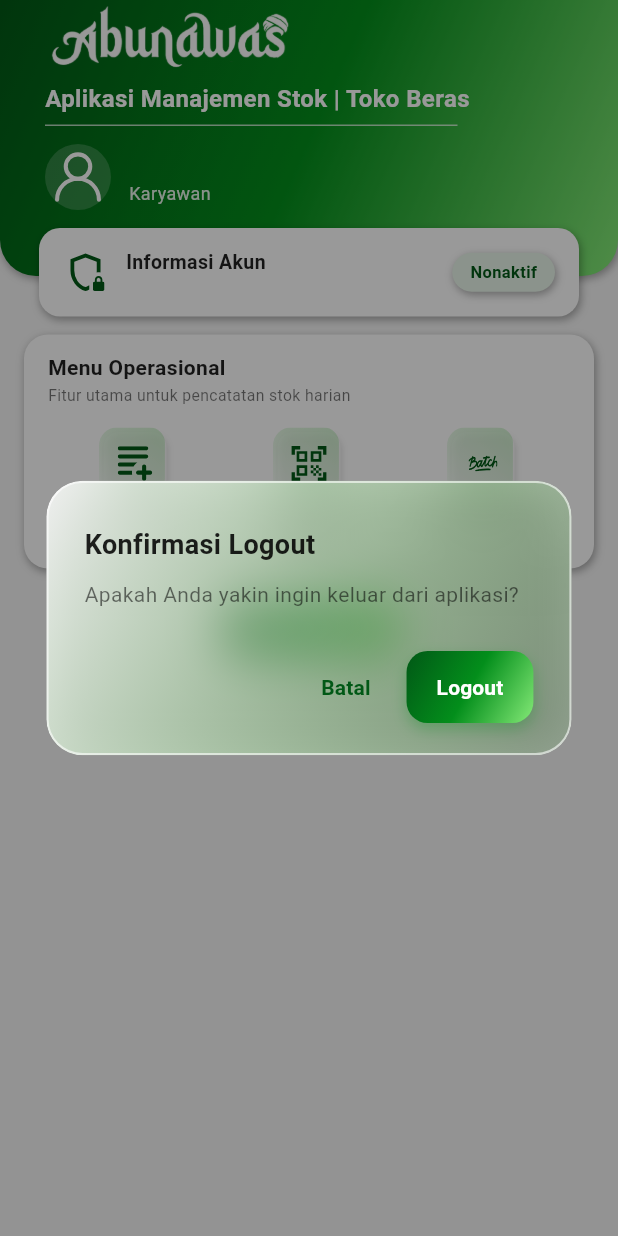
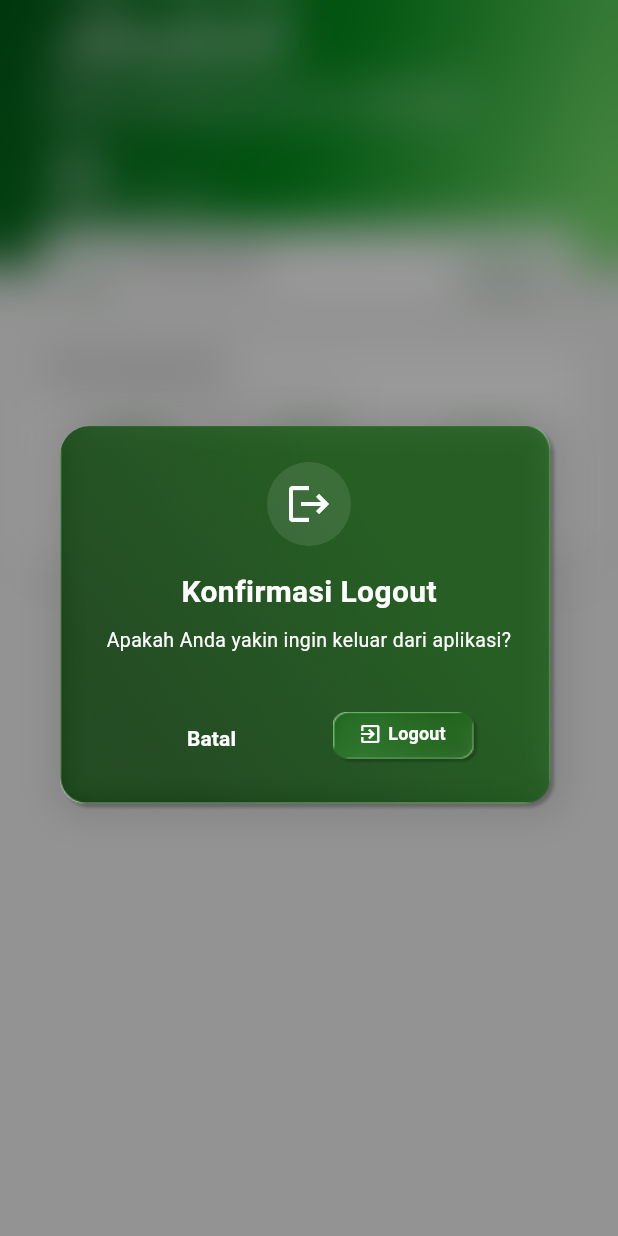
Before and after one commit to Bayusukmoadji/toko_abunawas_apk, a Flutter app: the DashboardPage screen opened directly with empty values, after a tap on "Logout", on a phone screen of 412 x 824 dp. Run offline on Flutter 3.47's test engine with Material 3 defaults, Android fonts, the phone set to English and light mode, and no system bars; our stand-ins replace cloud_firestore, firebase_auth, firebase_core, flutter_svg, pdf, printing and 1 more; missing offline and left inert: mobile_scanner; accounts and stored records are empty.

Commit message:
first commit

```diff
--- a/lib/features/auth/login_page.dart
+++ b/lib/features/auth/login_page.dart
@@ -253,7 +253,7 @@ class _LoginPageState extends State<LoginPage> {
                             children: [
                               Positioned.fill(
                                 child: Image.asset(
-                                  'assets/login/glasscard.png',
+                                  'assets/login/glasscard.png', // Dikembalikan ke glasscard.png
                                   fit: BoxFit.fill,
                                 ),
                               ),
@@ -278,9 +278,14 @@ class _LoginPageState extends State<LoginPage> {
                                                   Colors.white),
                                         ),
                                       )
-                                    : const Row(
+                                    : const SingleChildScrollView(
+                                        // Ditambahkan agar tidak ada overflow saat animasi
+                                        scrollDirection: Axis.horizontal,
+                                        physics: NeverScrollableScrollPhysics(),
+                                        child: Row(
                                           mainAxisAlignment:
                                               MainAxisAlignment.center,
+                                          mainAxisSize: MainAxisSize.min,
                                           children: [
                                             Icon(Icons.login_rounded,
                                                 size: 14, color: Colors.white),
@@ -291,6 +296,7 @@ class _LoginPageState extends State<LoginPage> {
                                                     fontWeight: FontWeight.bold,
                                                     fontSize: 12)),
                                           ],
+                                        ),
                                       ),
                               ),
                             ],
--- a/lib/features/dashboard/dashboard_page.dart
+++ b/lib/features/dashboard/dashboard_page.dart
@@ -49,7 +49,7 @@ class DashboardPage extends StatelessWidget {
     return _isOwner ? 'Pemilik Toko' : 'Karyawan';
   }
 
-  // --- REVISI TOTAL: DIALOG LOGOUT GLASSY & GRADASI ---
+  // --- REVISI TOTAL: DIALOG LOGOUT DENGAN PNG ---
   Future<void> _logout(BuildContext context) async {
     final shouldLogout = await showGeneralDialog<bool>(
       context: context,
@@ -57,133 +57,128 @@ class DashboardPage extends StatelessWidget {
       barrierLabel: 'Dismiss',
       barrierColor: Colors.black.withOpacity(0.4), // Overlay gelap di belakang
       transitionDuration: const Duration(milliseconds: 300),
-      pageBuilder: (context, anim1, anim2) {
-        return Align(
-          alignment: Alignment.center,
-          child: Material(
-            color: Colors.transparent,
+      pageBuilder: (context, animation, secondaryAnimation) => const SizedBox(),
+      transitionBuilder: (context, animation, secondaryAnimation, child) {
+        return ScaleTransition(
+          scale: CurvedAnimation(parent: animation, curve: Curves.easeOutBack),
+          child: BackdropFilter(
+            filter: ImageFilter.blur(sigmaX: 16, sigmaY: 16),
+            child: Dialog(
+              backgroundColor: Colors.transparent,
+              elevation: 0,
               child: Container(
-              width: MediaQuery.of(context).size.width * 0.85,
-              margin: const EdgeInsets.symmetric(horizontal: 24),
-              // Efek potong agar blur tidak keluar dari sudut melengkung
-              child: ClipRRect(
-                borderRadius: BorderRadius.circular(24),
-                child: BackdropFilter(
-                  filter: ImageFilter.blur(
-                      sigmaX: 16, sigmaY: 16), // Efek Frosted Glass
-                  child: Container(
-                    padding: const EdgeInsets.fromLTRB(24, 28, 24, 20),
+                padding: const EdgeInsets.all(24),
                 decoration: BoxDecoration(
-                      // Latar belakang semitransparan (putih dengan sentuhan hijau super tipis)
-                      gradient: LinearGradient(
-                        colors: [
-                          Colors.white.withOpacity(0.85),
-                          const Color(0xFF84E977).withOpacity(0.15),
-                        ],
-                        begin: Alignment.topLeft,
-                        end: Alignment.bottomRight,
+                  image: const DecorationImage(
+                    image: AssetImage('assets/stockout/bgpop.png'),
+                    fit: BoxFit.cover,
                   ),
-                      borderRadius: BorderRadius.circular(24),
-                      // Border putih tipis bercahaya khas efek kaca
-                      border: Border.all(
-                        color: Colors.white.withOpacity(0.6),
-                        width: 1.5,
-                      ),
+                  borderRadius: BorderRadius.circular(20),
                   boxShadow: [
                     BoxShadow(
-                          color: Colors.black.withOpacity(0.15),
+                      color: Colors.black.withOpacity(0.1),
                       blurRadius: 20,
-                          spreadRadius: -5,
+                      spreadRadius: 5,
                     ),
                   ],
                 ),
                 child: Column(
                   mainAxisSize: MainAxisSize.min,
-                      crossAxisAlignment: CrossAxisAlignment.start,
                   children: [
+                    Container(
+                      padding: const EdgeInsets.all(12),
+                      decoration: BoxDecoration(
+                        color: Colors.white.withOpacity(0.1),
+                        shape: BoxShape.circle,
+                      ),
+                      child: const Icon(
+                        Icons.logout,
+                        color: Colors.white,
+                        size: 32,
+                      ),
+                    ),
+                    const SizedBox(height: 16),
                     const Text(
                       'Konfirmasi Logout',
                       style: TextStyle(
-                            fontSize: 18,
+                        color: Colors.white,
+                        fontSize: 20,
                         fontWeight: FontWeight.bold,
-                            color: Colors.black87,
                       ),
                     ),
-                        const SizedBox(height: 10),
+                    const SizedBox(height: 8),
                     const Text(
                       'Apakah Anda yakin ingin keluar dari aplikasi?',
+                      textAlign: TextAlign.center,
                       style: TextStyle(
-                            fontSize: 14,
-                            color: Colors.black54,
-                            height: 1.4,
+                        color: Colors.white,
+                        fontSize: 13,
                       ),
                     ),
-                        const SizedBox(height: 28),
-                        // Baris Tombol
+                    const SizedBox(height: 32),
                     Row(
-                          mainAxisAlignment: MainAxisAlignment.end,
+                      mainAxisAlignment: MainAxisAlignment.center,
+                      crossAxisAlignment: CrossAxisAlignment.center,
                       children: [
-                            // Tombol Batal (Lembut, warna hijau gelap)
-                            TextButton(
+                        SizedBox(
+                          width: 98,
+                          child: TextButton(
+                            onPressed: () => Navigator.pop(context, false),
                             style: TextButton.styleFrom(
-                                padding: const EdgeInsets.symmetric(
-                                    horizontal: 16, vertical: 10),
-                                shape: RoundedRectangleBorder(
-                                  borderRadius: BorderRadius.circular(12),
-                                ),
-                              ),
-                              onPressed: () => Navigator.pop(context, false),
-                              child: const Text(
-                                'Batal',
-                                style: TextStyle(
-                                  color: Color(0xFF015816), // Hijau utama
-                                  fontWeight: FontWeight.w600,
-                                  fontSize: 14,
-                                ),
-                              ),
-                            ),
-                            const SizedBox(width: 8),
-                            // Tombol Logout (Pekat dengan Gradasi Utama)
-                            Container(
-                              decoration: BoxDecoration(
-                                gradient: const LinearGradient(
-                                  colors: [
-                                    Color(0xFF015816),
-                                    Color(0xFF038E1B),
-                                    Color(0xFF84E977),
-                                  ],
-                                  stops: [0.0, 0.5, 1.0],
-                                  begin: Alignment.topLeft,
-                                  end: Alignment.bottomRight,
-                                ),
-                                borderRadius: BorderRadius.circular(14),
-                                boxShadow: [
-                                  BoxShadow(
-                                    color: const Color(0xFF038E1B)
-                                        .withOpacity(0.3),
-                                    offset: const Offset(0, 4),
-                                    blurRadius: 8,
-                                  ),
-                                ],
-                              ),
-                              child: ElevatedButton(
-                                style: ElevatedButton.styleFrom(
-                                  backgroundColor: Colors.transparent,
-                                  shadowColor: Colors.transparent,
-                                  padding: const EdgeInsets.symmetric(
-                                      horizontal: 20, vertical: 10),
+                              padding: EdgeInsets.zero,
                               shape: RoundedRectangleBorder(
                                 borderRadius: BorderRadius.circular(14),
                               ),
                             ),
+                            child: const Center(
+                              child: Text(
+                                'Batal',
+                                style: TextStyle(
+                                  color: Colors.white,
+                                  fontWeight: FontWeight.bold,
+                                ),
+                              ),
+                            ),
+                          ),
+                        ),
+                        const SizedBox(width: 32),
+                        Container(
+                          width: 98,
+                          height: 35,
+                          decoration: const BoxDecoration(
+                            image: DecorationImage(
+                              image: AssetImage('assets/stockout/botpop.png'),
+                              fit: BoxFit.fill,
+                            ),
+                          ),
+                          child: ElevatedButton(
                             onPressed: () => Navigator.pop(context, true),
-                                child: const Text(
+                            style: ElevatedButton.styleFrom(
+                              backgroundColor: Colors.transparent,
+                              shadowColor: Colors.transparent,
+                              padding:
+                                  const EdgeInsets.only(bottom: 6, right: 6),
+                              shape: RoundedRectangleBorder(
+                                borderRadius: BorderRadius.circular(10),
+                              ),
+                            ),
+                            child: const Row(
+                              mainAxisAlignment: MainAxisAlignment.center,
+                              crossAxisAlignment: CrossAxisAlignment.center,
+                              children: [
+                                Icon(Icons.exit_to_app,
+                                    color: Colors.white, size: 16),
+                                SizedBox(width: 4),
+                                Text(
                                   'Logout',
                                   style: TextStyle(
                                     color: Colors.white,
                                     fontWeight: FontWeight.bold,
-                                    fontSize: 14,
+                                    fontSize: 12,
+                                    height: 1.1,
                                   ),
+                                ),
+                              ],
                             ),
                           ),
                         ),
@@ -193,21 +188,6 @@ class DashboardPage extends StatelessWidget {
                 ),
               ),
             ),
-              ),
-            ),
-          ),
-        );
-      },
-      transitionBuilder: (context, anim1, anim2, child) {
-        // Animasi muncul skala membesar lembut (scale up)
-        return Transform.scale(
-          scale: CurvedAnimation(
-            parent: anim1,
-            curve: Curves.easeOutCubic,
-          ).value,
-          child: FadeTransition(
-            opacity: anim1,
-            child: child,
           ),
         );
       },
```
Lines whose indentation alone changed are shown as unchanged.
